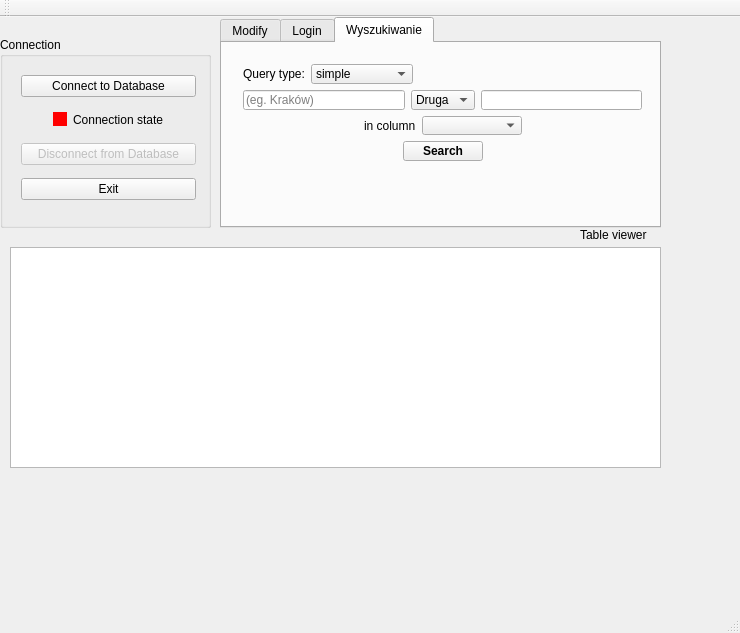
First picture: the form in mainwindow.ui, repository palucki/leauge-explorer, before the edit.
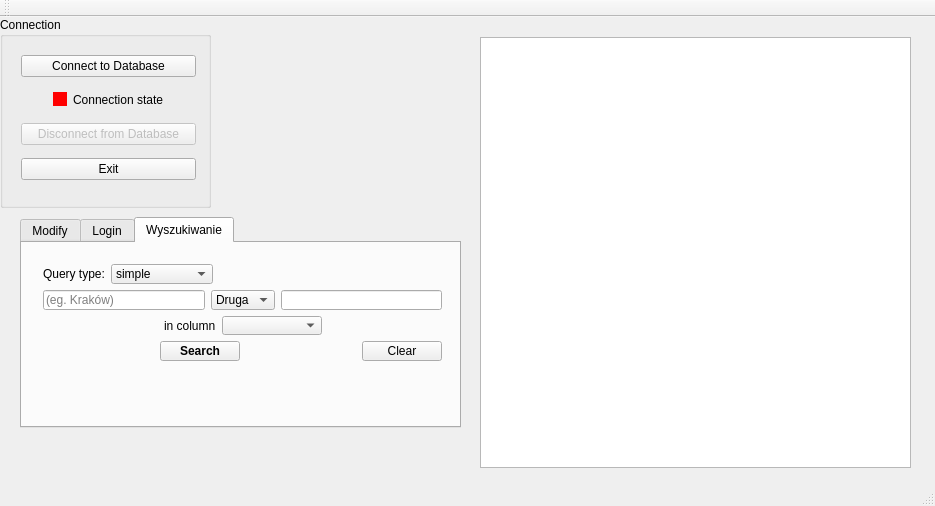
Second picture: the form after the edit. The open tabs and pages were chosen to show the change. Icons and pictures are not drawn.

The edit to the form file:
```diff
--- a/mainwindow.ui
+++ b/mainwindow.ui
@@ -9,8 +9,8 @@
    <rect>
     <x>0</x>
     <y>0</y>
-    <width>740</width>
-    <height>633</height>
+    <width>935</width>
+    <height>506</height>
    </rect>
   </property>
   <property name="windowTitle">
@@ -23,10 +23,10 @@
     </property>
     <property name="geometry">
      <rect>
-      <x>10</x>
-      <y>230</y>
-      <width>651</width>
-      <height>221</height>
+      <x>480</x>
+      <y>20</y>
+      <width>431</width>
+      <height>431</height>
      </rect>
     </property>
     <property name="editTriggers">
@@ -36,24 +36,11 @@
      <bool>true</bool>
     </property>
    </widget>
-   <widget class="QLabel" name="label_3">
-    <property name="geometry">
-     <rect>
-      <x>580</x>
-      <y>210</y>
-      <width>71</width>
-      <height>16</height>
-     </rect>
-    </property>
-    <property name="text">
-     <string>Table viewer</string>
-    </property>
-   </widget>
    <widget class="QTabWidget" name="tabWidget">
     <property name="geometry">
      <rect>
-      <x>220</x>
-      <y>0</y>
+      <x>20</x>
+      <y>200</y>
       <width>441</width>
       <height>211</height>
      </rect>
@@ -552,6 +539,13 @@
            </property>
           </spacer>
          </item>
+         <item>
+          <widget class="QPushButton" name="pushButton">
+           <property name="text">
+            <string>Clear</string>
+           </property>
+          </widget>
+         </item>
         </layout>
        </item>
       </layout>
@@ -562,7 +556,7 @@
     <property name="geometry">
      <rect>
       <x>0</x>
-      <y>20</y>
+      <y>0</y>
       <width>211</width>
       <height>191</height>
      </rect>
```
Left out of the diff: 4 changed lines with no effect on the pictures.
